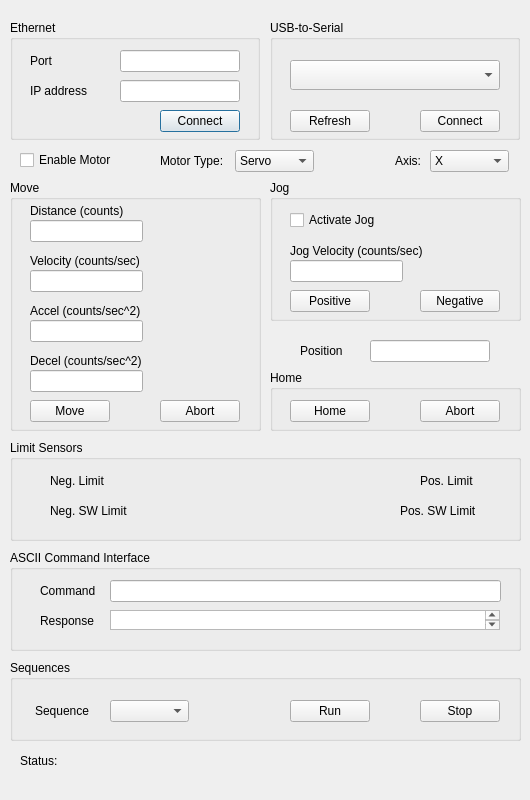
The window that MotionClient.ui (bobe-kui/MotionClient) describes before a commit, drawn with Qt 5.
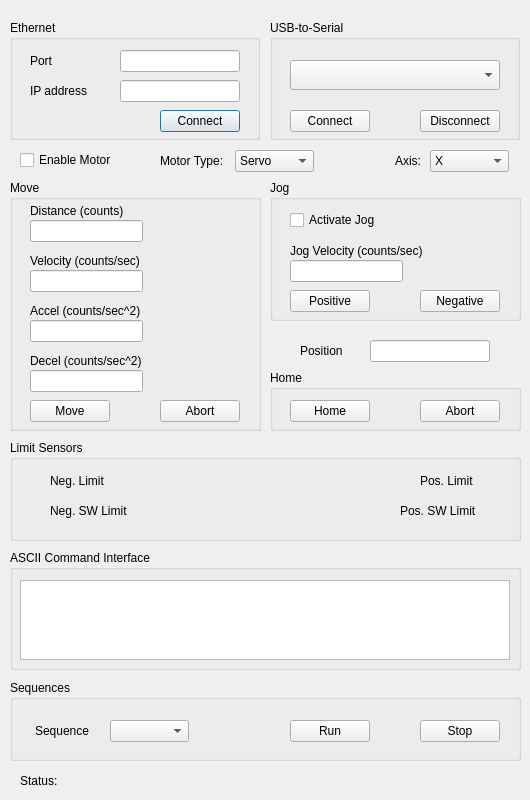
The same window after the commit.

Commit message: Console and settings added, new serial port connection functions created

Patch:
```diff
--- a/MotionClient.ui
+++ b/MotionClient.ui
@@ -112,23 +112,10 @@
    <property name="title">
     <string>USB-to-Serial</string>
    </property>
-   <widget class="QPushButton" name="PushButton_PortRefresh">
-    <property name="geometry">
-     <rect>
-      <x>20</x>
-      <y>90</y>
-      <width>80</width>
-      <height>22</height>
-     </rect>
-    </property>
-    <property name="text">
-     <string>Refresh</string>
-    </property>
-   </widget>
    <widget class="QPushButton" name="PushButton_PortConnect">
     <property name="geometry">
      <rect>
-      <x>150</x>
+      <x>20</x>
       <y>90</y>
       <width>80</width>
       <height>22</height>
@@ -148,6 +135,19 @@
      </rect>
     </property>
    </widget>
+   <widget class="QPushButton" name="PushButton_PortDisconnect">
+    <property name="geometry">
+     <rect>
+      <x>150</x>
+      <y>90</y>
+      <width>80</width>
+      <height>22</height>
+     </rect>
+    </property>
+    <property name="text">
+     <string>Disconnect</string>
+    </property>
+   </widget>
   </widget>
   <widget class="QCheckBox" name="CheckBox_EnableMotor">
    <property name="geometry">
@@ -581,55 +581,19 @@
      <x>10</x>
      <y>550</y>
      <width>511</width>
-     <height>101</height>
+     <height>120</height>
     </rect>
    </property>
    <property name="title">
     <string>ASCII Command Interface</string>
    </property>
-   <widget class="QLabel" name="IPLabel_12">
+   <widget class="QTextEdit" name="console">
     <property name="geometry">
      <rect>
-      <x>30</x>
+      <x>10</x>
       <y>30</y>
-      <width>91</width>
-      <height>22</height>
-     </rect>
-    </property>
-    <property name="text">
-     <string>Command</string>
-    </property>
-   </widget>
-   <widget class="QLabel" name="IPLabel_13">
-    <property name="geometry">
-     <rect>
-      <x>30</x>
-      <y>60</y>
-      <width>91</width>
-      <height>22</height>
-     </rect>
-    </property>
-    <property name="text">
-     <string>Response</string>
-    </property>
-   </widget>
-   <widget class="QLineEdit" name="LineEdit_ASCIICommand">
-    <property name="geometry">
-     <rect>
-      <x>100</x>
-      <y>30</y>
-      <width>391</width>
-      <height>22</height>
-     </rect>
-    </property>
-   </widget>
-   <widget class="QTextEdit" name="textEdit">
-    <property name="geometry">
-     <rect>
-      <x>100</x>
-      <y>60</y>
-      <width>390</width>
-      <height>20</height>
+      <width>490</width>
+      <height>80</height>
      </rect>
     </property>
    </widget>
@@ -638,7 +602,7 @@
    <property name="geometry">
     <rect>
      <x>10</x>
-     <y>660</y>
+     <y>680</y>
      <width>511</width>
      <height>81</height>
     </rect>
@@ -700,7 +664,7 @@
    <property name="geometry">
     <rect>
      <x>20</x>
-     <y>750</y>
+     <y>770</y>
      <width>200</width>
      <height>22</height>
     </rect>
```
The commit also changes 4 other files.
